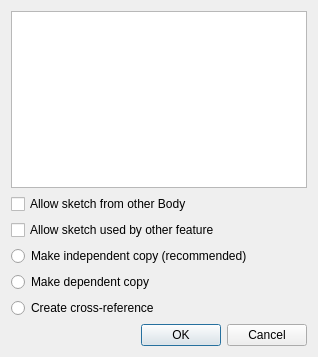
This is src/Mod/PartDesign/Gui/FeaturePickDialog.ui in berndhahnebach/All_FreeCAD as Qt 5 draws it before an edit. The edited form follows.
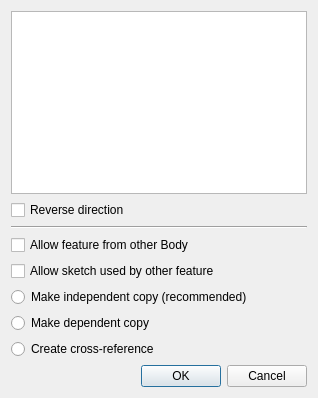
This is the edited form.

Commit message: Allow selecting back of base planes, miscellaneous fixes

```diff
--- a/src/Mod/PartDesign/Gui/FeaturePickDialog.ui
+++ b/src/Mod/PartDesign/Gui/FeaturePickDialog.ui
@@ -7,7 +7,7 @@
     <x>0</x>
     <y>0</y>
     <width>318</width>
-    <height>357</height>
+    <height>398</height>
    </rect>
   </property>
   <property name="windowTitle">
@@ -17,10 +17,24 @@
    <item>
     <widget class="QListWidget" name="listWidget"/>
    </item>
+   <item>
+    <widget class="QCheckBox" name="checkReverse">
+     <property name="text">
+      <string>Reverse direction</string>
+     </property>
+    </widget>
+   </item>
+   <item>
+    <widget class="Line" name="line">
+     <property name="orientation">
+      <enum>Qt::Horizontal</enum>
+     </property>
+    </widget>
+   </item>
    <item>
     <widget class="QCheckBox" name="checkOtherBody">
      <property name="text">
-      <string>Allow sketch from other Body</string>
+      <string>Allow feature from other Body</string>
      </property>
     </widget>
    </item>
```
The commit also changes 9 other files.
